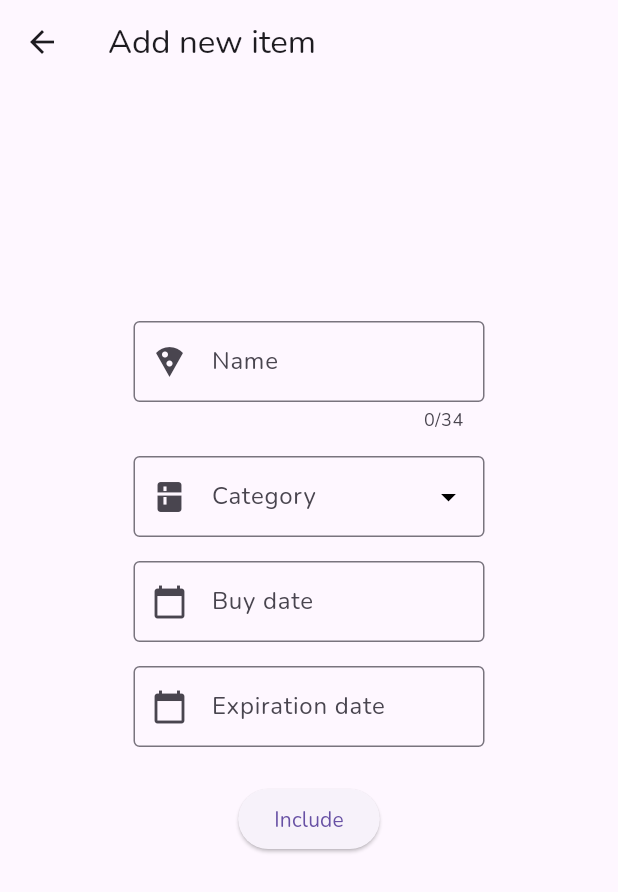
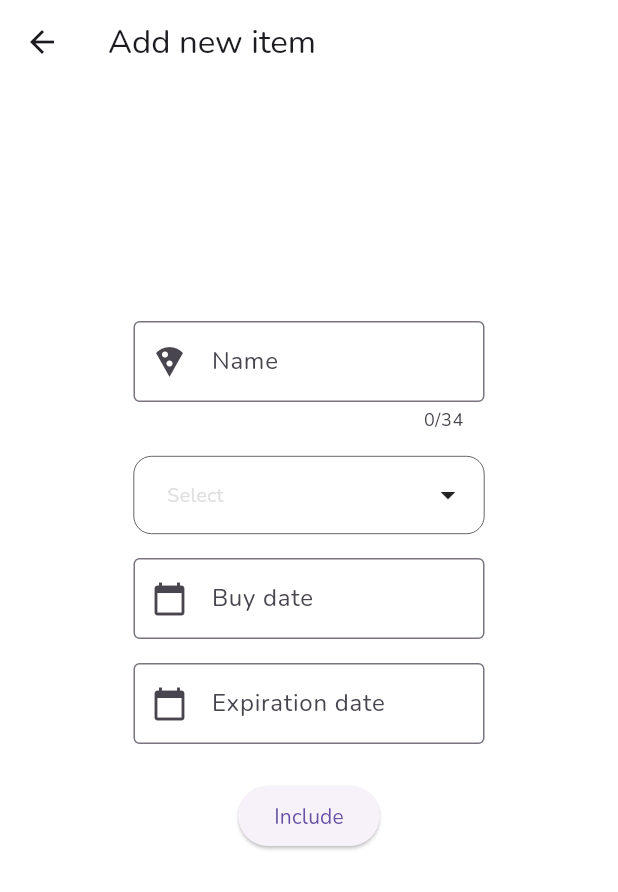
Before and after one commit to almenarar/pantori-frontend, a Flutter app: the HomePage screen opened directly with empty values, after a tap on the "add" icon, on a phone screen of 412 x 824 dp. Shown: the top 892 px of the screen. Run offline on Flutter 3.47's test engine with Material 3 defaults, Android fonts, the phone set to English and light mode, and no system bars; our stand-ins replace equatable, logger, shared_preferences; accounts and stored records are empty; generated files the repository leaves out were written again.

Commit message:
feat(multiple category support): a good can hold up to 3 pre defined categories

```diff
--- a/lib/domain/good.dart
+++ b/lib/domain/good.dart
@@ -3,7 +3,7 @@ import 'package:equatable/equatable.dart';
 class Good extends Equatable {
   final String id;
   final String name;
-  final String category;
+  final List<String> categories;
   final String buyDate;
   final String expirationDate;
   final String imagePath;
@@ -12,25 +12,34 @@ class Good extends Equatable {
   const Good(
       {required this.id,
       required this.name,
-      required this.category,
+      required this.categories,
       required this.buyDate,
       required this.expirationDate,
       required this.imagePath,
       required this.createdAt});
 
   factory Good.fromJson(Map<String, dynamic> json) {
+    //final id = json['ID'];
+    //if (id is! String) {
+    //  throw FormatException(
+    //    'Invalid JSON: required "ID" field of type String in $json'
+    //  );
+    //}
+
+    final categories = json['Categories'] as List<dynamic>;
+
     return Good(
-      id: json['ID'] ?? '',
-      name: json['Name'] ?? '',
-      category: json['Category'] ?? '',
-      buyDate: json['BuyDate'] ?? '',
-      expirationDate: json['Expire'] ?? '',
-      imagePath: json['ImageURL'] ?? '',
-      createdAt: json['CreatedAt'] ?? '',
+      id: json['ID'] as String,
+      name: json['Name'] as String,
+      categories: List<String>.from(categories),
+      buyDate: json['BuyDate'] as String,
+      expirationDate: json['Expire'] as String,
+      imagePath: json['ImageURL'] as String,
+      createdAt: json['CreatedAt'] as String,
     );
   }
 
   @override
   List<Object> get props =>
-      [id, name, category, buyDate, expirationDate, imagePath];
+      [id, name, categories, buyDate, expirationDate, imagePath];
 }
--- a/lib/domain/service.dart
+++ b/lib/domain/service.dart
@@ -12,7 +12,7 @@ class Service implements ServicePort {
     List<Good> output;
 
     output = goods.where((good) {
-      bool categoryMatches = category == 'All' || good.category == category;
+      bool categoryMatches = category == 'All' || good.categories.contains(category);
       bool dateMatches = interval == 'All' ||
           time.isDateBeforeDaysFromNow(
               good.expirationDate, _getIntervalInDays(interval));
@@ -68,7 +68,7 @@ class Service implements ServicePort {
     Good newGood = Good(
       id: good.id,
       name: good.name,
-      category: good.category,
+      categories: good.categories,
       buyDate: time.getTodaysDate(),
       expirationDate: newExpireDate,
       imagePath: good.imagePath,
--- a/lib/infra/backend.dart
+++ b/lib/infra/backend.dart
@@ -90,7 +90,7 @@ class Backend implements BackendPort {
     final Map<String, dynamic> data = {
       'name': good.name,
       'workspace': 'main',
-      'category': good.category,
+      'categories': good.categories,
       'buy_date': good.buyDate,
       'expire': good.expirationDate,
     };
@@ -123,7 +123,7 @@ class Backend implements BackendPort {
       'id': good.id,
       'name': good.name,
       'workspace': 'main',
-      'category': good.category,
+      'categories': good.categories,
       'buy_date': good.buyDate,
       'expire': good.expirationDate,
       'image_url': good.imagePath,
--- a/lib/main.dart
+++ b/lib/main.dart
@@ -54,6 +54,7 @@ class MyApp extends StatelessWidget {
       ],
       locale: View.of(context).platformDispatcher.locale,
       theme: ThemeData(primarySwatch: Colors.blue, fontFamily: "Nunito"),
+      color: Colors.white,
       home: LoginPage(service: service),
     );
   }
--- a/lib/mocks/backend.dart
+++ b/lib/mocks/backend.dart
@@ -24,7 +24,7 @@ class BackendMock implements BackendPort {
       Good(
           id: "foo",
           name: "carrot",
-          category: "beans",
+          categories: ["foo", "bar"],
           buyDate: "30/11/2000",
           expirationDate: "30/02/2001",
           imagePath: "empty",
--- a/lib/views/forms/add_food.dart
+++ b/lib/views/forms/add_food.dart
@@ -1,3 +1,4 @@
+import 'package:multi_dropdown/multiselect_dropdown.dart';
 import 'package:pantori/l10n/categories.dart';
 import 'package:pantori/domain/ports.dart';
 import 'package:pantori/domain/good.dart';
@@ -16,8 +17,10 @@ class FoodForm extends StatelessWidget {
   @override
   Widget build(BuildContext context) {
     return Scaffold(
+      backgroundColor: Colors.white,
       appBar: AppBar(
         title: Text(AppLocalizations.of(context)!.newItemTitle),
+        backgroundColor: Colors.white,
       ),
       resizeToAvoidBottomInset: true,
       body: FoodFormBody(
@@ -47,7 +50,7 @@ class _FoodFormBodyState extends State<FoodFormBody> {
       TextEditingController();
 
   List<String> categoryOptions = CategoryLocalizations.listCategories();
-  String? selectedCategory;
+  final MultiSelectController _categoriesController = MultiSelectController();
 
   @override
   Widget build(BuildContext context) {
@@ -71,7 +74,9 @@ class _FoodFormBodyState extends State<FoodFormBody> {
                   nameController,
                   AppLocalizations.of(context)!.newItemName,
                   const Icon(Icons.local_pizza),
-                  maxLenth: 34)),
+                  maxLenth: 34
+                )
+              ),
               //-------------------------------------------------------------------------------------->
               // category
               //-------------------------------------------------------------------------------------->
@@ -79,38 +84,20 @@ class _FoodFormBodyState extends State<FoodFormBody> {
                 width: 250,
                 padding: const EdgeInsets.all(8.0),
                 alignment: Alignment.centerRight,
-              child: DropdownButtonFormField<String>(
-                value: selectedCategory,
-                isExpanded: true,
-                menuMaxHeight: 250,
-                // DropdownButton don`t have this field, can`t use my widgets lib
-                decoration: InputDecoration(
-                  labelText: AppLocalizations.of(context)!.newItemCategory,
-                  prefixIcon: const Icon(Icons.kitchen),
-                  border: const OutlineInputBorder(),
-                  contentPadding:
-                      const EdgeInsets.symmetric(vertical: 15, horizontal: 10),
+                child:  MultiSelectDropDown<dynamic>(
+                  controller: _categoriesController,
+                  borderColor: Colors.black,
+                  optionsBackgroundColor: const Color.fromARGB(184, 186, 132, 241),
+                  maxItems: 3,
+                  onOptionSelected: (List<ValueItem> selectedOptions) {},
+                  options: strToValueItem(categoryOptions),
+                  selectionType: SelectionType.multi,
+                  chipConfig: const ChipConfig(wrapType: WrapType.wrap),
+                  dropdownHeight: 300,
+                  optionTextStyle: const TextStyle(fontSize: 16),
+                  selectedOptionIcon: const Icon(Icons.check_circle),
                 ),
-                onChanged: (String? newValue) {
-                  setState(() {
-                    selectedCategory = newValue!;
-                  });
-                },
-                icon: const Icon(
-                  Icons.arrow_drop_down,
-                  size: 24,
-                  color: Colors.black,
              ),
-                items: categoryOptions.map((category) {
-                  return DropdownMenuItem<String>(
-                    value: category,
-                    child: Text(CategoryLocalizations.getCategoryByID(
-                            context, category)!
-                        .displayName),
-                  );
-                }).toList(),
-              )),
-
               //-------------------------------------------------------------------------------------->
               // buy date
               //-------------------------------------------------------------------------------------->
@@ -122,7 +109,9 @@ class _FoodFormBodyState extends State<FoodFormBody> {
                   AppLocalizations.of(context)!.newItemBuyDate,
                     const Icon(Icons.calendar_today), onTap: () {
                     _selectDate(context, buyDateController);
-              })),
+                  }
+                )
+              ),
               //-------------------------------------------------------------------------------------->
               // expiration date
               //-------------------------------------------------------------------------------------->
@@ -134,26 +123,46 @@ class _FoodFormBodyState extends State<FoodFormBody> {
                     AppLocalizations.of(context)!.newItemExpirationDate,
                     const Icon(Icons.calendar_today), onTap: () {
                     _selectDate(context, expirationDateController);
-              })),
+                  }
+                )
+              ),
               //-------------------------------------------------------------------------------------->
               space(16, 0),
               //-------------------------------------------------------------------------------------->
               // button
               //-------------------------------------------------------------------------------------->
-          applyButton((){
+              applyButton(
+                (){
                   addFood();
                   Navigator.pop(context);
-          }, AppLocalizations.of(context)!.newItemInclude)
+                },
+                AppLocalizations.of(context)!.newItemInclude
+              )
             ],
-      )),
-    ));
+          )
+        ),
+      )
+    );
+  }
+
+  List<ValueItem> strToValueItem(List<String> itens){
+    List<ValueItem> out = [];
+    for (final item in itens){
+      out.add(ValueItem(label: item, value: item));
+    }
+    return out;
   }
 
   Future<void> addFood() async {
+    List<String> categories = [];
+    for (final item in _categoriesController.selectedOptions) {
+      categories.add(item.value);
+    }
+
     final Good good = Good(
       id: "",
       name: nameController.text,
-      category: selectedCategory!,
+      categories: categories,
       buyDate: buyDateController.text,
       expirationDate: expirationDateController.text,
       imagePath: "",
--- a/lib/views/forms/edit_food.dart
+++ b/lib/views/forms/edit_food.dart
@@ -33,17 +33,17 @@ class FoodFormBody extends StatefulWidget {
 class _FoodFormBodyState extends State<FoodFormBody> {
   final Good good;
   final TextEditingController nameController;
-  final TextEditingController categoryController;
+  //final TextEditingController categoryController;
   final TextEditingController buyDateController;
   final TextEditingController expirationDateController;
   String? selectedCategory;
 
   _FoodFormBodyState({required this.good}) :
     nameController = TextEditingController(text: good.name),
-    categoryController = TextEditingController(text: good.category),
+    //categoryController = TextEditingController(text: good.category),
     buyDateController = TextEditingController(text: good.buyDate),
-    expirationDateController = TextEditingController(text: good.expirationDate),
-    selectedCategory = good.category;
+    expirationDateController = TextEditingController(text: good.expirationDate);
+    //selectedCategory = good.category;
 
   List<String> categoryOptions = CategoryLocalizations.listCategories();
 
@@ -155,7 +155,7 @@ class _FoodFormBodyState extends State<FoodFormBody> {
                 {final Good editedGood = Good(
                     id: good.id,
                     name: nameController.text,
-                    category: selectedCategory!,
+                    categories: const [],
                     buyDate: buyDateController.text,
                     expirationDate: expirationDateController.text,
                     imagePath: good.imagePath ,
--- a/lib/views/pages/home.dart
+++ b/lib/views/pages/home.dart
@@ -29,7 +29,9 @@ class _MyHomePageState extends State<HomePage> {
   @override
   Widget build(BuildContext context) {
     return Scaffold(
+      backgroundColor: Colors.white,
       appBar: AppBar(
+        backgroundColor: Colors.white,
         toolbarHeight: 70,
         title: Row(
           mainAxisAlignment: MainAxisAlignment.center,
@@ -159,18 +161,22 @@ class GoodListItem extends StatelessWidget {
 
   @override
   Widget build(BuildContext context) {
-    Category category = CategoryLocalizations.getCategoryByID(context, good.category)!;
+    List<Category> categories = [];
+    for (final category in good.categories) {
+      categories.add(CategoryLocalizations.getCategoryByID(context, category)!);
+    }
+    //Category category = CategoryLocalizations.getCategoryByID(context, good.categories[0])!;
     //-------------------------------------------------------------------------------------->
     // full card
     //-------------------------------------------------------------------------------------->
     return Card(
-      color: category.color,
+      color: categories[0].color,
       child: InkWell(
         onTap: () {
           showDialog(
             context: context,
             builder: (BuildContext context) {
-              return expandedCard(context, good, category, onDelete, onEdit, onReplace);
+              return expandedCard(context, good, categories, onDelete, onEdit, onReplace);
             }
           );
         },
@@ -251,7 +257,7 @@ Widget cardNetworkImage(String link, {double height = 100}) {
 
 Widget expandedCard(BuildContext context,
                     Good good,
-                    Category category,
+                    List<Category> categories,
                     void Function() delete,
                     void Function(Good) edit,
                     void Function(String) replace) {
@@ -304,24 +310,11 @@ Widget expandedCard(BuildContext context,
                     Column(
                       mainAxisAlignment: MainAxisAlignment.start,
                       crossAxisAlignment: CrossAxisAlignment.start,
-                      children: [
+                      children:
                         //-------------------------------------------------------------------------------------->
                         // categories
                         //-------------------------------------------------------------------------------------->
-                            Container(
-                          padding: const EdgeInsets.all(5),
-                          decoration: BoxDecoration(
-                            borderRadius: const BorderRadius.all(Radius.circular(10)),
-                            color: category.color
-                          ),
-                          child: Text(
-                            category.displayName,
-                            style: const TextStyle(
-                              fontSize: 13,
-                              fontWeight: FontWeight.normal
-                            ),
-                          )
-                        ),
+                        getCategoriesList(categories) + [
                         //-------------------------------------------------------------------------------------->
                         // buydate
                         //-------------------------------------------------------------------------------------->
@@ -428,3 +421,27 @@ Widget expandedCard(BuildContext context,
     )
   );
 }
+
+List<Widget> getCategoriesList(List<Category> categories){
+  List<Widget> out = [];
+
+  for (final category in categories) {
+    out.add(
+      Container(
+        padding: const EdgeInsets.all(5),
+        decoration: BoxDecoration(
+          borderRadius: const BorderRadius.all(Radius.circular(10)),
+          color: category.color
+        ),
+        child: Text(
+          category.displayName,
+          style: const TextStyle(
+            fontSize: 13,
+            fontWeight: FontWeight.normal
+          ),
+        )
+      ),
+    );
+  }
+  return out;
+}
--- a/pubspec.yaml
+++ b/pubspec.yaml
@@ -41,6 +41,7 @@ dependencies:
   shared_preferences: ^2.2.2
   logger: ^2.0.2+1
   equatable: ^2.0.0
+  multi_dropdown: ^2.1.4
 
 dev_dependencies:
   flutter_launcher_icons: "^0.13.1"
```
Also changed, not shown: 3 other files. Lines whose indentation alone changed are shown as unchanged.
